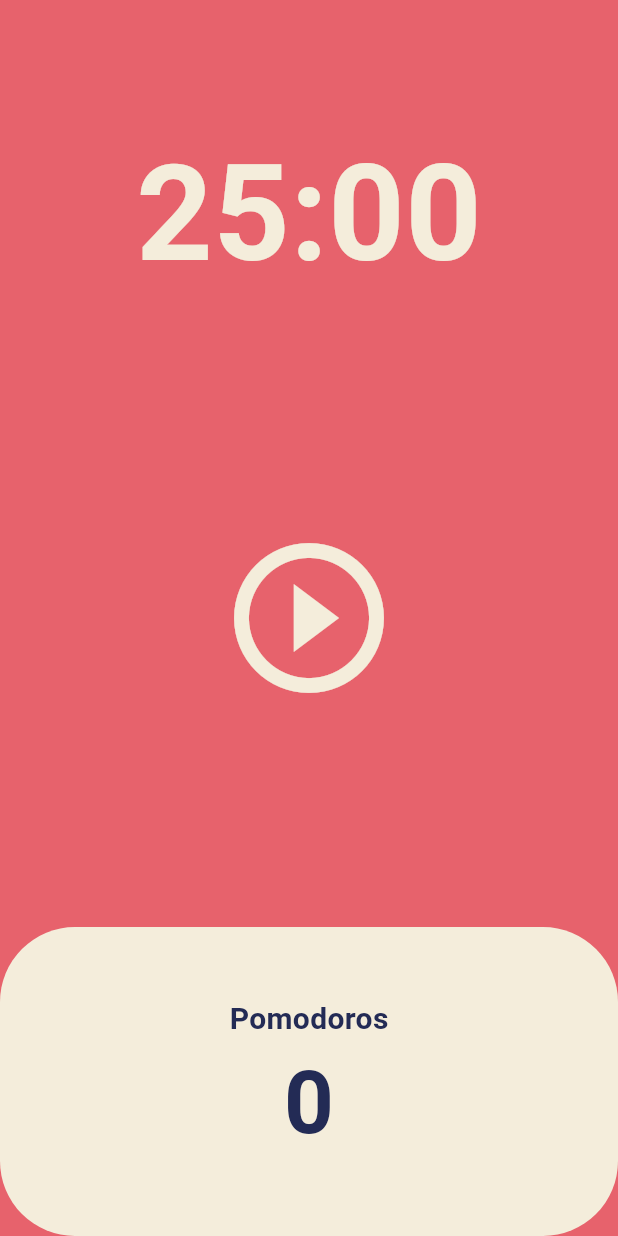
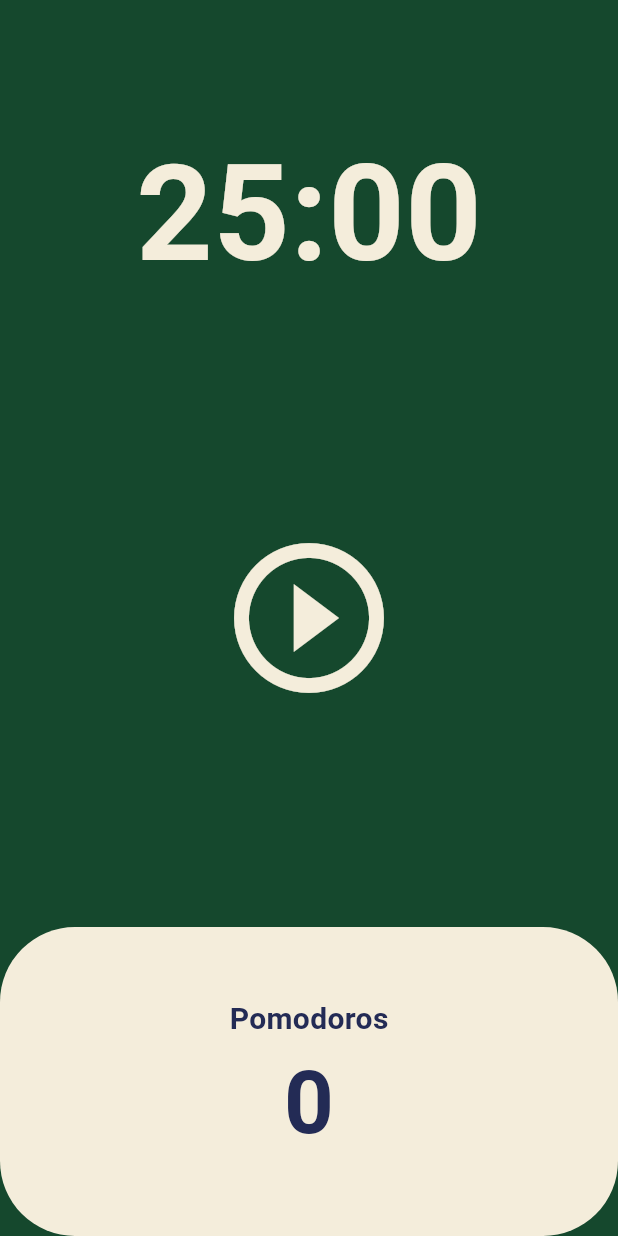
Before and after one commit to HyunZai/pomodoro, a Flutter app: the screen it shows after launch, on a phone screen of 412 x 824 dp. Run offline on Flutter 3.47's test engine with Material 3 defaults, Android fonts, the phone set to English and light mode, and no system bars.

Commit message:
Modified: Background color

```diff
--- a/lib/main.dart
+++ b/lib/main.dart
@@ -12,7 +12,7 @@ class Pomodoro extends StatelessWidget {
   Widget build(BuildContext context) {
     return MaterialApp(
       theme: ThemeData(
-        scaffoldBackgroundColor: const Color(0xFFE7626C),
+        scaffoldBackgroundColor: const Color(0xFF15482D),
         textTheme: const TextTheme(
           headlineLarge: TextStyle(color: Color(0xff232B55)),
         ),
```
